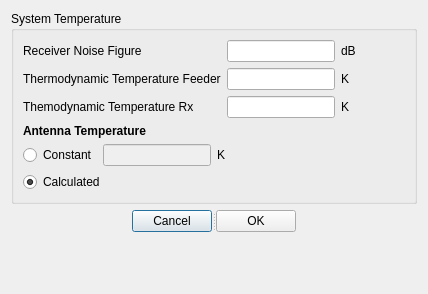
Qt form sta-src/Coverage/SystemTemp.ui (Dwarf-Planet-Project/SpaceDesignTool) before a commit.
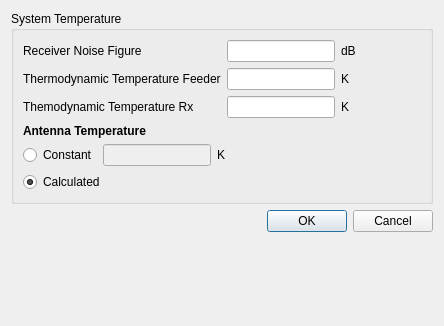
The same form after that commit.

Commit message: Patching GUI files for the coverage module

```diff
--- a/sta-src/Coverage/SystemTemp.ui
+++ b/sta-src/Coverage/SystemTemp.ui
@@ -6,10 +6,22 @@
    <rect>
     <x>0</x>
     <y>0</y>
-    <width>428</width>
-    <height>294</height>
+    <width>444</width>
+    <height>326</height>
    </rect>
   </property>
+  <property name="minimumSize">
+   <size>
+    <width>444</width>
+    <height>0</height>
+   </size>
+  </property>
+  <property name="maximumSize">
+   <size>
+    <width>444</width>
+    <height>326</height>
+   </size>
+  </property>
   <property name="windowTitle">
    <string>System Temperature</string>
   </property>
@@ -225,40 +237,13 @@
            <property name="orientation">
             <enum>Qt::Horizontal</enum>
            </property>
-           <widget class="QPushButton" name="CancelButton">
-            <property name="text">
-             <string>Cancel</string>
-            </property>
-           </widget>
-           <widget class="QPushButton" name="OkButton">
-            <property name="text">
-             <string>OK</string>
-            </property>
-            <property name="autoDefault">
-             <bool>false</bool>
-            </property>
-            <property name="default">
-             <bool>false</bool>
-            </property>
-            <property name="flat">
-             <bool>false</bool>
+           <widget class="QDialogButtonBox" name="buttonBox">
+            <property name="standardButtons">
+             <set>QDialogButtonBox::Cancel|QDialogButtonBox::Ok</set>
             </property>
            </widget>
           </widget>
          </item>
-         <item>
-          <spacer name="horizontalSpacer_5">
-           <property name="orientation">
-            <enum>Qt::Horizontal</enum>
-           </property>
-           <property name="sizeHint" stdset="0">
-            <size>
-             <width>40</width>
-             <height>20</height>
-            </size>
-           </property>
-          </spacer>
-         </item>
         </layout>
        </item>
       </layout>
```
Left out of the diff: 28 changed lines with no effect on the pictures. The commit also changes 3 other files.
